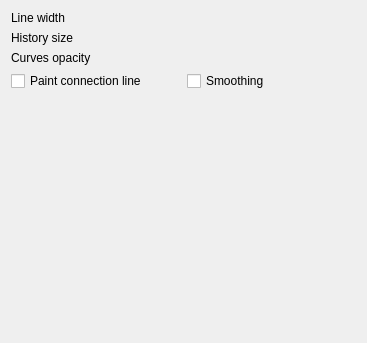
Above: krita/plugins/paintops/curvebrush/wdgcurveoptions.ui from KDE/krita before the change. Below: the same form after it.
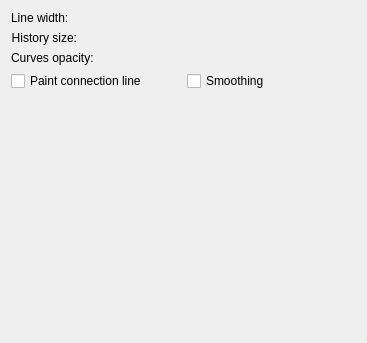
That is the form after the change. Custom widgets are drawn as their Qt base class.

```diff
--- a/krita/plugins/paintops/curvebrush/wdgcurveoptions.ui
+++ b/krita/plugins/paintops/curvebrush/wdgcurveoptions.ui
@@ -28,7 +28,7 @@
      <item>
       <widget class="QLabel" name="lineWidthLbl">
        <property name="text">
-        <string>Line width</string>
+        <string>Line width:</string>
        </property>
       </widget>
      </item>
@@ -42,7 +42,7 @@
      <item>
       <widget class="QLabel" name="label">
        <property name="text">
-        <string>History size</string>
+        <string>History size:</string>
        </property>
        <property name="alignment">
         <set>Qt::AlignRight|Qt::AlignTrailing|Qt::AlignVCenter</set>
@@ -59,7 +59,7 @@
      <item>
       <widget class="QLabel" name="label_2">
        <property name="text">
-        <string>Curves opacity</string>
+        <string>Curves opacity:</string>
        </property>
       </widget>
      </item>
```
